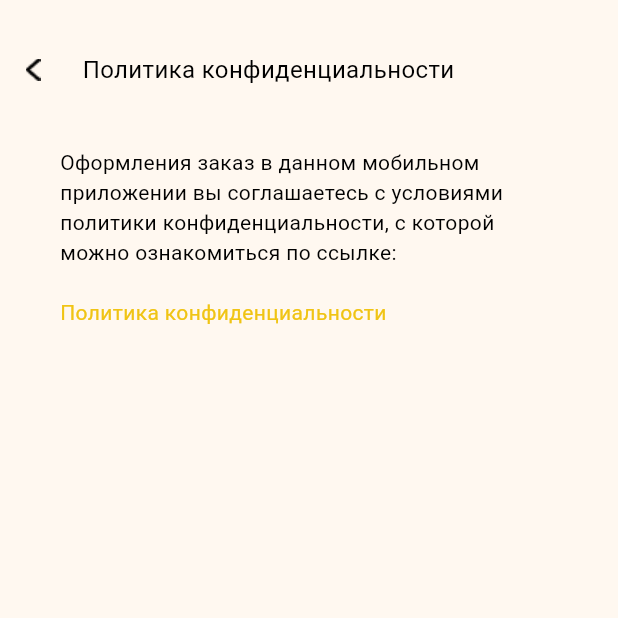
After one commit to plotnikov228/Trezvii_24, a Flutter app: the PrivacyPolicyPage screen opened by its route, on a phone screen of 412 x 824 dp, the top half of it. The commit adds this screen. Run offline on Flutter 3.47's test engine with Material 2 defaults, Android fonts, the phone set to English and light mode, and no system bars; our stand-ins replace cached_network_image, cloud_firestore, firebase_auth, firebase_core, firebase_remote_config, firebase_storage and 9 more; missing offline and left inert: dart:js, yandex_mapkit; accounts and stored records are empty; network calls fail; statements that could not run were skipped; project files that could hold a hidden picture were left out.

Commit message:
add pages: about_app_page.dart with privacy_policy_page.dart and composite_text_widget.dart

```diff
--- /dev/null
+++ b/lib/presentation/features/privacy_policy/privacy_policy_page.dart
@@ -0,0 +1,46 @@
+import 'package:flutter/material.dart';
+
+import '../../utils/app_style_util.dart';
+import '../../utils/size_util.dart';
+import '../../widgets/app_pop_button.dart';
+import '../../widgets/composite_text_widget.dart';
+
+class PrivacyPolicyPage extends StatelessWidget {
+  const PrivacyPolicyPage({super.key});
+
+  void goToPrivacyPolicy () {
+
+  }
+
+  @override
+  Widget build(BuildContext context) {
+    return Scaffold(
+        body: SafeArea(
+            child: Column(
+      crossAxisAlignment: CrossAxisAlignment.start,
+      children: [
+        Align(
+          alignment: Alignment.topLeft,
+          child: Padding(
+            padding: const EdgeInsets.symmetric(vertical: 20),
+            child: AppPopButton(context,
+                text: 'Политика конфиденциальности',
+                color: Colors.black,
+                textStyle: AppStyle.black16),
+          ),
+        ),
+        Padding(
+          padding: EdgeInsets.only(left: 40, top: 20, right: 40),
+          child: CompositeTextWidget(
+            onSubtitleTap: goToPrivacyPolicy,
+            width: size.width - 80,
+            title:
+                'Оформления заказ в данном мобильном приложении вы соглашаетесь с условиями политики конфиденциальности, с которой можно ознакомиться по ссылке:',
+            spaceBetweenTitles: 20,
+            subTitle: 'Политика конфиденциальности',
+          ),
+        )
+      ],
+    )));
+  }
+}
--- a/lib/presentation/routes/routes.dart
+++ b/lib/presentation/routes/routes.dart
@@ -6,4 +6,5 @@ class AppRoutes {
   static const chat = '/chat';
   static const profile = 'profile';
   static const addNewAddress = 'addNewAddress';
+  static const privacyPolicy = 'privacyPolicy';
 }
--- /dev/null
+++ b/lib/presentation/widgets/composite_text_widget.dart
@@ -0,0 +1,38 @@
+import 'package:flutter/material.dart';
+import 'package:sober_driver_analog/presentation/utils/app_style_util.dart';
+
+import '../utils/app_color_util.dart';
+
+class CompositeTextWidget extends StatelessWidget {
+  final Function()? onTap;
+  final Function()? onSubtitleTap;
+  final double spaceBetweenTitles;
+  final String title;
+  final String? subTitle;
+  final double? width;
+
+  const CompositeTextWidget({super.key, this.onTap, required this.title, this.subTitle, this.width, this.onSubtitleTap, this.spaceBetweenTitles = 5});
+
+  @override
+  Widget build(BuildContext context) {
+    return InkWell(
+      onTap: onTap,
+      child: Container(
+        width: width,
+        child: Column(
+          crossAxisAlignment: CrossAxisAlignment.start,
+          children: [
+            Text(title, style: AppStyle.black14, overflow: TextOverflow.visible,),
+            if(subTitle != null)
+              SizedBox(height: spaceBetweenTitles,),
+            if(subTitle != null)
+              InkWell(
+                  onTap: onSubtitleTap,
+                  child: Text(subTitle!, style: AppStyle.black14.copyWith(color: AppColor.firstColor), overflow: TextOverflow.visible,)),
+
+          ],
+        ),
+      ),
+    );
+  }
+}
--- a/pubspec.yaml
+++ b/pubspec.yaml
@@ -71,6 +71,7 @@ dependencies:
 
   # other
   flutter_contacts: ^1.1.7+1
+  url_launcher: ^6.1.14
 
 dev_dependencies:
   flutter_test:
```
Also changed, not shown: lib/presentation/features/home/menu/about_app/about_app_page.dart (added, +61 -0 lines), lib/presentation/routes/router.dart (+7 -0 lines), pubspec.lock.
